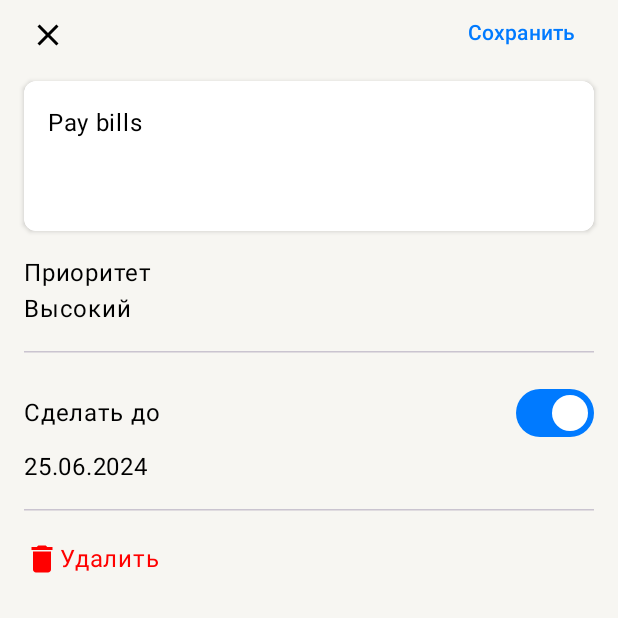
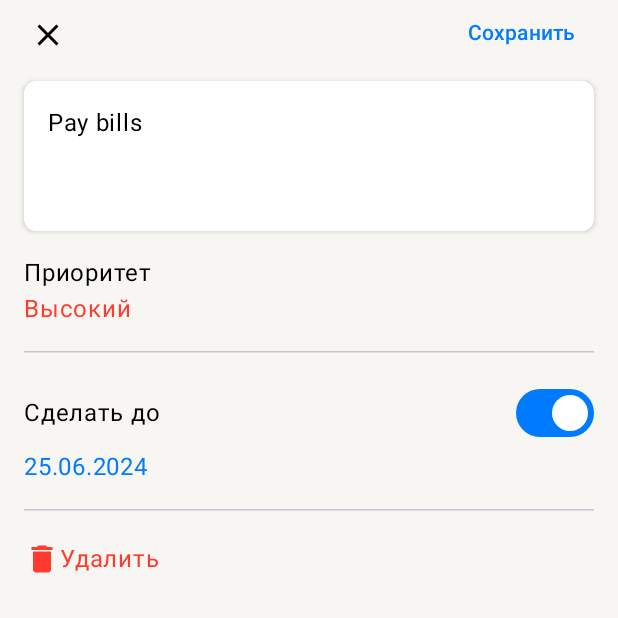
Before and after one commit to Max-Andersen/ToDoApp, an Android app built with Jetpack Compose: the screen it shows after launch (MainActivity), after a tap on "Pay bills", on a phone screen of 412 x 824 dp, the top half of it. Run offline under Robolectric (Android 15) with nearby library versions, the phone set to English and light mode, and no system bars.

Commit message:
feature: текстовые стили

```diff
--- a/app/src/main/java/com/toloknov/summerschool/todoapp/ui/card/TodoItemCard.kt
+++ b/app/src/main/java/com/toloknov/summerschool/todoapp/ui/card/TodoItemCard.kt
@@ -1,5 +1,6 @@
 package com.toloknov.summerschool.todoapp.ui.card
 
+import androidx.compose.foundation.background
 import androidx.compose.foundation.clickable
 import androidx.compose.foundation.layout.Arrangement
 import androidx.compose.foundation.layout.Box
@@ -14,11 +15,11 @@ import androidx.compose.foundation.layout.size
 import androidx.compose.foundation.layout.systemBarsPadding
 import androidx.compose.foundation.rememberScrollState
 import androidx.compose.foundation.shape.RoundedCornerShape
-import androidx.compose.foundation.text.BasicTextField
 import androidx.compose.foundation.verticalScroll
 import androidx.compose.material.icons.Icons
 import androidx.compose.material.icons.filled.Close
 import androidx.compose.material.icons.filled.Delete
+import androidx.compose.material.icons.materialIcon
 import androidx.compose.material3.ButtonDefaults
 import androidx.compose.material3.DatePicker
 import androidx.compose.material3.DatePickerDefaults
@@ -31,7 +32,6 @@ import androidx.compose.material3.Icon
 import androidx.compose.material3.IconButton
 import androidx.compose.material3.MaterialTheme
 import androidx.compose.material3.OutlinedTextField
-import androidx.compose.material3.OutlinedTextFieldDefaults
 import androidx.compose.material3.Scaffold
 import androidx.compose.material3.Switch
 import androidx.compose.material3.Text
@@ -51,7 +51,6 @@ import androidx.compose.ui.draw.shadow
 import androidx.compose.ui.graphics.Color
 import androidx.compose.ui.input.nestedscroll.nestedScroll
 import androidx.compose.ui.res.stringResource
-import androidx.compose.ui.text.TextStyle
 import androidx.compose.ui.tooling.preview.Preview
 import androidx.compose.ui.unit.dp
 import androidx.compose.ui.unit.sp
@@ -63,6 +62,7 @@ import com.toloknov.summerschool.todoapp.ui.common.theme.PADDING_BIG
 import com.toloknov.summerschool.todoapp.ui.common.theme.PADDING_LARGE
 import com.toloknov.summerschool.todoapp.ui.common.theme.PADDING_MEDIUM
 import com.toloknov.summerschool.todoapp.ui.common.theme.ToDoAppTheme
+import com.toloknov.summerschool.todoapp.ui.common.theme.TodoRed
 import com.toloknov.summerschool.todoapp.ui.common.theme.textFieldTheme
 import com.toloknov.summerschool.todoapp.ui.common.toolbar.CollapsingTopbar
 import com.toloknov.summerschool.todoapp.ui.common.toolbar.rememberToolbarScrollBehavior
@@ -194,9 +194,9 @@ private fun DeleteSection(
     reduce: (TodoItemCardItent) -> Unit
 ) {
     val deleteSectionColor = if (uiState.isNewItem) {
-        Color.LightGray
+        MaterialTheme.colorScheme.surfaceContainerLowest
     } else {
-        Color.Red
+        MaterialTheme.colorScheme.TodoRed
     }
 
     Row(
@@ -228,7 +228,9 @@ private fun SelectDeadline(
         horizontalArrangement = Arrangement.SpaceBetween,
         verticalAlignment = Alignment.CenterVertically
     ) {
-        Text(text = stringResource(id = R.string.do_before))
+        Text(
+            text = stringResource(id = R.string.do_before)
+        )
         Switch(checked = uiState.deadline != null, onCheckedChange = { newState ->
             if (newState) {
                 openDialog()
@@ -238,7 +240,10 @@ private fun SelectDeadline(
         })
     }
     if (uiState.deadline != null) {
-        Text(text = uiState.deadline.convertToReadable() ?: "")
+        Text(
+            text = uiState.deadline.convertToReadable() ?: "",
+            color = MaterialTheme.colorScheme.primary
+        )
     }
 }
 
@@ -255,20 +260,41 @@ private fun ImportanceBlock(
     Box(modifier = Modifier.clickable { dropDownExpanded = true }) {
         Column {
             Text(text = stringResource(id = R.string.importance))
-            Text(text = uiState.importance.nameRu)
+            Text(
+                text = uiState.importance.nameRu,
+                color = if (uiState.importance == ItemImportance.HIGH) MaterialTheme.colorScheme.TodoRed else Color.Unspecified
+            )
         }
         DropdownMenu(
+            modifier = Modifier.background(MaterialTheme.colorScheme.surfaceContainer),
             expanded = dropDownExpanded,
             onDismissRequest = { dropDownExpanded = false }) {
             importanceItems.forEach { item ->
+                if (item == ItemImportance.HIGH) {
                     DropdownMenuItem(
                         text = {
-                        Text(text = item.nameRu)
+                            Text(
+                                text = "!! ${item.nameRu}",
+                                color = Color.Red
+                            )
                         },
                         onClick = {
                             reduce(TodoItemCardItent.SetImportance(item))
                             dropDownExpanded = false
                         })
+                } else {
+                    DropdownMenuItem(
+                        text = {
+                            Text(
+                                text = item.nameRu,
+                            )
+                        },
+                        onClick = {
+                            reduce(TodoItemCardItent.SetImportance(item))
+                            dropDownExpanded = false
+                        })
+                }
+
             }
         }
     }
@@ -288,28 +314,10 @@ private fun InputTodoText(
         onValueChange = { reduce(TodoItemCardItent.SetText(it)) },
         shape = RoundedCornerShape(PADDING_MEDIUM),
         colors = MaterialTheme.colorScheme.textFieldTheme,
-//        OutlinedTextFieldDefaults.colors(
-//            focusedTextColor = Color.Black,
-//            unfocusedTextColor = Color.Black,
-//            disabledTextColor = Color.Gray,
-//            errorTextColor = Color.Red,
-//            focusedContainerColor = Color.White,
-//            unfocusedContainerColor = Color.White,
-//            disabledContainerColor = Color.White,
-//            errorContainerColor = Color.White,
-//            cursorColor = Color.Black,
-//            errorCursorColor = Color.Red,
-//            focusedBorderColor = Color.Transparent,
-//            unfocusedBorderColor = Color.Transparent,
-//            disabledBorderColor = Color.Transparent,
-//            errorBorderColor = Color.Red,
-//            focusedLabelColor = Color.Gray,
-//            unfocusedLabelColor = Color.Gray
-//        ),
         placeholder = {
             Text(
                 text = stringResource(id = R.string.what_need_to_do),
-                color = Color.Gray,
+                color = MaterialTheme.colorScheme.surfaceContainerLowest,
                 fontSize = 16.sp
             )
         }
--- a/app/src/main/java/com/toloknov/summerschool/todoapp/ui/common/theme/Color.kt
+++ b/app/src/main/java/com/toloknov/summerschool/todoapp/ui/common/theme/Color.kt
@@ -17,7 +17,7 @@ val LightRejectRed = Color(0xFFff3b30)
 val LightUncheckedBox = Color(0xFFcccccc)
 val LightOutline = Color(0xFFb7b7b7)
 val LightSurfaceVariant = Color(0xFFe8e7e3)
-
+val LightGreyForText = Color(0xFFb3b3b3)
 
 val Purple40 = Color(0xFF6650a4)
 val PurpleGrey40 = Color(0xFF625b71)
@@ -30,3 +30,4 @@ val DarkRejectRed = Color(0xFFff453a)
 val DarkUncheckedBox = Color(0xFF515153)
 val DarkOutline = Color(0xFFeaeaea)
 val DarkSurfaceVariant = Color(0xFF0f0f10)
+val DarkGreyForText = Color(0xFF7c7c7e)
--- /dev/null
+++ b/app/src/main/java/com/toloknov/summerschool/todoapp/ui/common/theme/ComponentTheme.kt
@@ -0,0 +1,88 @@
+package com.toloknov.summerschool.todoapp.ui.common.theme
+
+import androidx.compose.foundation.isSystemInDarkTheme
+import androidx.compose.material3.CheckboxColors
+import androidx.compose.material3.CheckboxDefaults
+import androidx.compose.material3.ColorScheme
+import androidx.compose.material3.MaterialTheme
+import androidx.compose.material3.OutlinedTextFieldDefaults
+import androidx.compose.material3.TextFieldColors
+import androidx.compose.runtime.Composable
+import androidx.compose.ui.graphics.Color
+import com.toloknov.summerschool.todoapp.domain.model.ItemImportance
+
+val ColorScheme.importanceCheckBoxTheme: @Composable (ItemImportance) -> CheckboxColors
+    @Composable get() = { importance ->
+        when (importance) {
+            ItemImportance.HIGH -> {
+                CheckboxDefaults.colors(
+                    checkedColor = MaterialTheme.colorScheme.TodoGreen,
+                    uncheckedColor = MaterialTheme.colorScheme.TodoRed,
+                    checkmarkColor = MaterialTheme.colorScheme.surfaceContainer
+                )
+            }
+
+            else -> {
+                CheckboxDefaults.colors(
+                    checkedColor = MaterialTheme.colorScheme.TodoGreen,
+                    uncheckedColor = MaterialTheme.colorScheme.checkBoxUnCheckedNormalImportanceColor,
+                    checkmarkColor = MaterialTheme.colorScheme.surfaceContainer
+                )
+            }
+        }
+    }
+
+val ColorScheme.plainImportancecheckBoxTheme: CheckboxColors
+    @Composable get() =
+        if (!isSystemInDarkTheme()) {
+            CheckboxDefaults.colors(
+                checkedColor = LightAcceptGreen,
+                uncheckedColor = Color(0xFFcccccc),
+                checkmarkColor = White,
+                disabledCheckedColor = MaterialTheme.colorScheme.primary,
+                disabledUncheckedColor = MaterialTheme.colorScheme.primary,
+                disabledIndeterminateColor = MaterialTheme.colorScheme.primary,
+            )
+        } else {
+            CheckboxDefaults.colors(
+                checkedColor = MaterialTheme.colorScheme.primary,
+                uncheckedColor = MaterialTheme.colorScheme.primary,
+                checkmarkColor = MaterialTheme.colorScheme.primary,
+                disabledCheckedColor = MaterialTheme.colorScheme.primary,
+                disabledUncheckedColor = MaterialTheme.colorScheme.primary,
+                disabledIndeterminateColor = MaterialTheme.colorScheme.primary,
+            )
+        }
+
+val ColorScheme.hightImportancecheckBoxTheme: CheckboxColors
+    @Composable get() =
+        if (!isSystemInDarkTheme()) {
+            CheckboxDefaults.colors(
+                checkedColor = LightAcceptGreen,
+                uncheckedColor = LightRejectRed,
+                checkmarkColor = White,
+                disabledCheckedColor = MaterialTheme.colorScheme.primary,
+                disabledUncheckedColor = MaterialTheme.colorScheme.primary,
+                disabledIndeterminateColor = MaterialTheme.colorScheme.primary,
+            )
+        } else {
+            CheckboxDefaults.colors(
+                checkedColor = MaterialTheme.colorScheme.primary,
+                uncheckedColor = MaterialTheme.colorScheme.primary,
+                checkmarkColor = MaterialTheme.colorScheme.primary,
+                disabledCheckedColor = MaterialTheme.colorScheme.primary,
+                disabledUncheckedColor = MaterialTheme.colorScheme.primary,
+                disabledIndeterminateColor = MaterialTheme.colorScheme.primary,
+            )
+        }
+
+
+val ColorScheme.textFieldTheme: TextFieldColors
+    @Composable
+    get() = OutlinedTextFieldDefaults.colors(
+        focusedContainerColor = MaterialTheme.colorScheme.surfaceContainer,
+        unfocusedContainerColor = MaterialTheme.colorScheme.surfaceContainer,
+        focusedBorderColor = MaterialTheme.colorScheme.surfaceContainer,
+        unfocusedBorderColor = MaterialTheme.colorScheme.surfaceContainer,
+        cursorColor = MaterialTheme.colorScheme.surfaceVariant
+    )
--- a/app/src/main/java/com/toloknov/summerschool/todoapp/ui/common/theme/Theme.kt
+++ b/app/src/main/java/com/toloknov/summerschool/todoapp/ui/common/theme/Theme.kt
@@ -2,13 +2,8 @@ package com.toloknov.summerschool.todoapp.ui.common.theme
 
 import android.app.Activity
 import androidx.compose.foundation.isSystemInDarkTheme
-import androidx.compose.material3.CheckboxColors
-import androidx.compose.material3.CheckboxDefaults
 import androidx.compose.material3.ColorScheme
 import androidx.compose.material3.MaterialTheme
-import androidx.compose.material3.OutlinedTextFieldDefaults
-import androidx.compose.material3.TextFieldColors
-import androidx.compose.material3.TextFieldDefaults
 import androidx.compose.material3.darkColorScheme
 import androidx.compose.material3.lightColorScheme
 import androidx.compose.runtime.Composable
@@ -19,7 +14,6 @@ import androidx.compose.ui.platform.LocalView
 import androidx.compose.ui.tooling.preview.Preview
 import androidx.compose.ui.unit.dp
 import androidx.core.view.WindowCompat
-import com.toloknov.summerschool.todoapp.domain.model.ItemImportance
 
 // Paddings
 val PADDING_LARGE = 32.dp
@@ -53,8 +47,8 @@ private val LightColorScheme = lightColorScheme(
     surfaceVariant = LightSurfaceVariant,
     onSurfaceVariant = Color.Black,
     outline = Color(0xFFB3B3B3),
-    surfaceContainerLow = LightSurfaceContainer
-
+    surfaceContainerLow = LightSurfaceContainer,
+    surfaceContainerLowest = LightGreyForText
 )
 
 //private val DarkColorScheme = darkColorScheme(
@@ -84,13 +78,12 @@ private val DarkColorScheme = darkColorScheme(
     surfaceVariant = DarkSurfaceVariant,
     onSurfaceVariant = Color.White,
     outline = Color(0xFF7C7C7E),
-    surfaceContainerLow = DarkSurfaceContainer
+    surfaceContainerLow = DarkSurfaceContainer,
+    surfaceContainerLowest = DarkGreyForText
+)
 
 
-    )
-
-
-private val ColorScheme.checkBoxCheckedColor: Color
+val ColorScheme.TodoGreen: Color
     @Composable
     get() {
         return if (!isSystemInDarkTheme()) {
@@ -100,7 +93,7 @@ private val ColorScheme.checkBoxCheckedColor: Color
         }
     }
 
-private val ColorScheme.checkBoxUnCheckedHightImportanceColor: Color
+val ColorScheme.TodoRed: Color
     @Composable
     get() {
         return if (!isSystemInDarkTheme()) {
@@ -110,7 +103,7 @@ private val ColorScheme.checkBoxUnCheckedHightImportanceColor: Color
         }
     }
 
-private val ColorScheme.checkBoxUnCheckedNormalImportanceColor: Color
+val ColorScheme.checkBoxUnCheckedNormalImportanceColor: Color
     @Composable
     get() {
         return if (!isSystemInDarkTheme()) {
@@ -121,81 +114,7 @@ private val ColorScheme.checkBoxUnCheckedNormalImportanceColor: Color
     }
 
 
-val ColorScheme.importanceCheckBoxTheme: @Composable (ItemImportance) -> CheckboxColors
-    @Composable get() = { importance ->
-        when (importance) {
-            ItemImportance.HIGH -> {
-                CheckboxDefaults.colors(
-                    checkedColor = MaterialTheme.colorScheme.checkBoxCheckedColor,
-                    uncheckedColor = MaterialTheme.colorScheme.checkBoxUnCheckedHightImportanceColor,
-                    checkmarkColor = MaterialTheme.colorScheme.surfaceContainer
-                )
-            }
 
-            else -> {
-                CheckboxDefaults.colors(
-                    checkedColor = MaterialTheme.colorScheme.checkBoxCheckedColor,
-                    uncheckedColor = MaterialTheme.colorScheme.checkBoxUnCheckedNormalImportanceColor,
-                    checkmarkColor = MaterialTheme.colorScheme.surfaceContainer
-                )
-            }
-        }
-    }
-
-val ColorScheme.plainImportancecheckBoxTheme: CheckboxColors
-    @Composable get() =
-        if (!isSystemInDarkTheme()) {
-            CheckboxDefaults.colors(
-                checkedColor = LightAcceptGreen,
-                uncheckedColor = Color(0xFFcccccc),
-                checkmarkColor = White,
-                disabledCheckedColor = MaterialTheme.colorScheme.primary,
-                disabledUncheckedColor = MaterialTheme.colorScheme.primary,
-                disabledIndeterminateColor = MaterialTheme.colorScheme.primary,
-            )
-        } else {
-            CheckboxDefaults.colors(
-                checkedColor = MaterialTheme.colorScheme.primary,
-                uncheckedColor = MaterialTheme.colorScheme.primary,
-                checkmarkColor = MaterialTheme.colorScheme.primary,
-                disabledCheckedColor = MaterialTheme.colorScheme.primary,
-                disabledUncheckedColor = MaterialTheme.colorScheme.primary,
-                disabledIndeterminateColor = MaterialTheme.colorScheme.primary,
-            )
-        }
-
-val ColorScheme.hightImportancecheckBoxTheme: CheckboxColors
-    @Composable get() =
-        if (!isSystemInDarkTheme()) {
-            CheckboxDefaults.colors(
-                checkedColor = LightAcceptGreen,
-                uncheckedColor = LightRejectRed,
-                checkmarkColor = White,
-                disabledCheckedColor = MaterialTheme.colorScheme.primary,
-                disabledUncheckedColor = MaterialTheme.colorScheme.primary,
-                disabledIndeterminateColor = MaterialTheme.colorScheme.primary,
-            )
-        } else {
-            CheckboxDefaults.colors(
-                checkedColor = MaterialTheme.colorScheme.primary,
-                uncheckedColor = MaterialTheme.colorScheme.primary,
-                checkmarkColor = MaterialTheme.colorScheme.primary,
-                disabledCheckedColor = MaterialTheme.colorScheme.primary,
-                disabledUncheckedColor = MaterialTheme.colorScheme.primary,
-                disabledIndeterminateColor = MaterialTheme.colorScheme.primary,
-            )
-        }
-
-
-val ColorScheme.textFieldTheme: TextFieldColors
-    @Composable
-    get() = OutlinedTextFieldDefaults.colors(
-        focusedContainerColor = MaterialTheme.colorScheme.surfaceContainer,
-        unfocusedContainerColor = MaterialTheme.colorScheme.surfaceContainer,
-        focusedBorderColor = MaterialTheme.colorScheme.surfaceContainer,
-        unfocusedBorderColor = MaterialTheme.colorScheme.surfaceContainer,
-        cursorColor = MaterialTheme.colorScheme.surfaceVariant
-    )
 
 // С цветами в макете жесть конечно, не соотносится в палетку Material3, чтобы compose автоматически всё тянул
 // подбирал на глаз и эмпирически
@@ -229,5 +148,7 @@ fun ToDoAppTheme(
 @Preview
 @Composable
 private fun AppThemePreview() {
+    ToDoAppTheme {
 
+    }
 }
--- a/app/src/main/java/com/toloknov/summerschool/todoapp/ui/common/theme/Type.kt
+++ b/app/src/main/java/com/toloknov/summerschool/todoapp/ui/common/theme/Type.kt
@@ -14,21 +14,36 @@ val Typography = Typography(
         fontSize = 16.sp,
         lineHeight = 24.sp,
         letterSpacing = 0.5.sp
-    )
-    /* Other default text styles to override
+    ),
     titleLarge = TextStyle(
         fontFamily = FontFamily.Default,
-        fontWeight = FontWeight.Normal,
-        fontSize = 22.sp,
-        lineHeight = 28.sp,
+        fontWeight = FontWeight.Medium,
+        fontSize = 32.sp,
+        lineHeight = 38.sp,
         letterSpacing = 0.sp
     ),
-    labelSmall = TextStyle(
+    titleMedium = TextStyle(
         fontFamily = FontFamily.Default,
         fontWeight = FontWeight.Medium,
-        fontSize = 11.sp,
-        lineHeight = 16.sp,
+        fontSize = 20.sp,
+        lineHeight = 32.sp,
         letterSpacing = 0.5.sp
+    ),
+    bodyMedium = TextStyle(
+        fontFamily = FontFamily.Default,
+        fontWeight = FontWeight.Normal,
+        fontSize = 16.sp,
+        lineHeight = 20.sp,
+        letterSpacing = 0.sp
     )
-    */
 )
+
+
+val Typography.button: TextStyle
+    get() = TextStyle(
+        fontFamily = FontFamily.Default,
+        fontWeight = FontWeight.Medium,
+        fontSize = 14.sp,
+        lineHeight = 24.sp,
+        letterSpacing = 0.16.sp
+    )
--- a/app/src/main/java/com/toloknov/summerschool/todoapp/ui/list/TodoItemsList.kt
+++ b/app/src/main/java/com/toloknov/summerschool/todoapp/ui/list/TodoItemsList.kt
@@ -105,7 +105,7 @@ private fun TodoItemsStateless(
                 scrollBehavior = scrollBehavior,
                 collapsingTitle = CollapsingTitle(
                     titleText = stringResource(id = R.string.my_todo_items),
-                    expandedTextStyle = MaterialTheme.typography.headlineLarge
+                    expandedTextStyle = MaterialTheme.typography.titleLarge
                 ),
                 actions = {
                     ShowDoneItemsIcon(showDoneItems) {
@@ -121,7 +121,8 @@ private fun TodoItemsStateless(
                                 R.string.count_done_items,
                                 "${items.filter { it.isDone }.size}"
                             ),
-                            modifier = Modifier.padding(start = PADDING_BIG)
+                            modifier = Modifier.padding(start = PADDING_BIG),
+                            color = MaterialTheme.colorScheme.surfaceContainerLowest
                         )
                     }
                 } else null,
@@ -321,8 +322,12 @@ fun TodoListItemText(
     itemUi: TodoItemUi,
 ) {
     // Если элемент помечен как выполненный, то стиль будет содержать зачеркивание
-    val textStyle =
-        LocalTextStyle.current.copy(textDecoration = if (itemUi.isDone) TextDecoration.LineThrough else null)
+    val (textStyle, textColor) = if (itemUi.isDone) {
+        LocalTextStyle.current.copy(textDecoration = TextDecoration.LineThrough) to MaterialTheme.colorScheme.surfaceContainerLowest
+    } else {
+        LocalTextStyle.current.copy(textDecoration = null) to Color.Unspecified
+
+    }
 
     Column(
         modifier = modifier.padding(vertical = 12.dp)
@@ -351,12 +356,14 @@ fun TodoListItemText(
                 text = itemUi.text,
                 maxLines = 3,
                 overflow = TextOverflow.Ellipsis,
-                style = textStyle
+                style = textStyle,
+                color = textColor
             )
         }
         itemUi.deadlineTs?.let { deadline ->
             Text(
-                text = deadline
+                text = deadline,
+                color = textColor
             )
         }
     }
```
Lines whose indentation alone changed are shown as unchanged.
